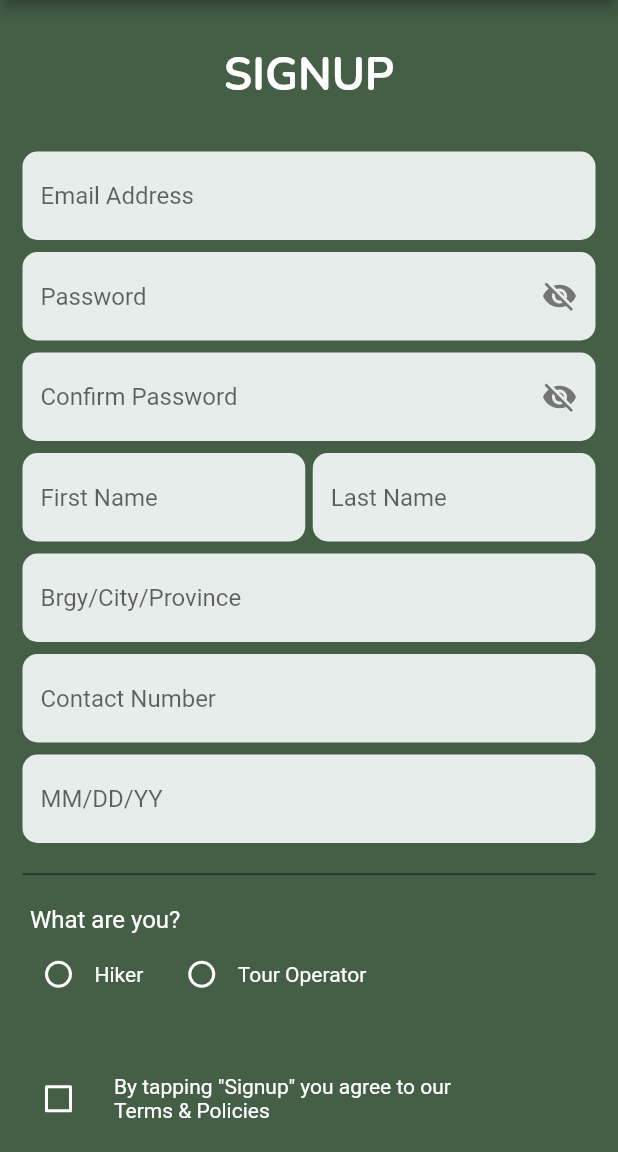
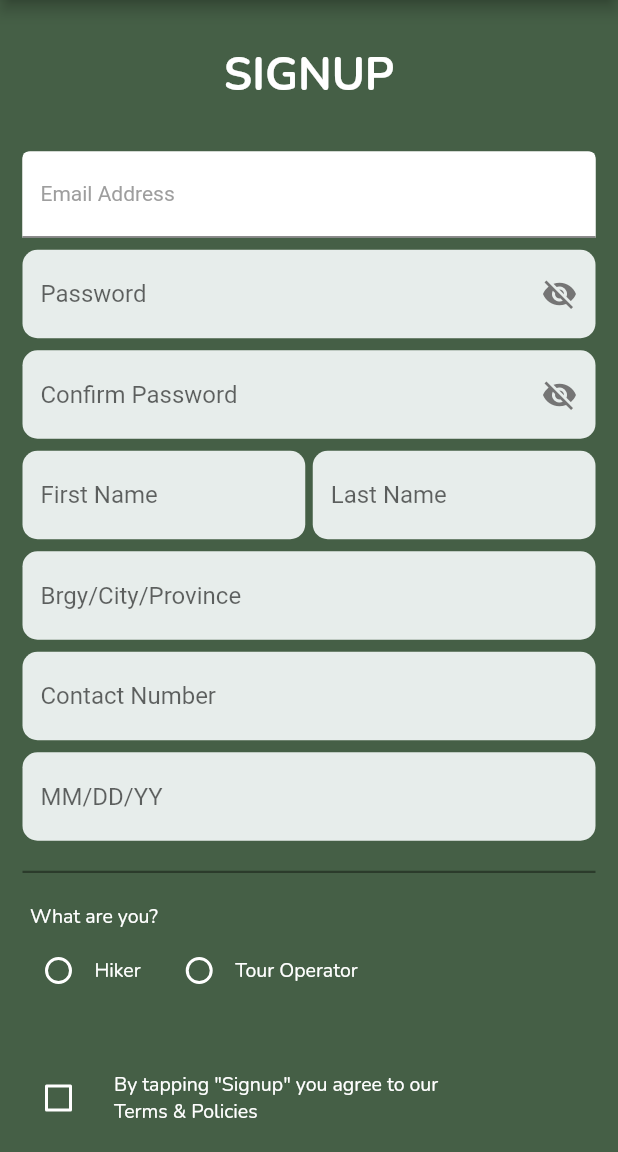
Before and after one commit to BiscochoChloie/AkyatBukid, a Flutter app: the SignupPage screen opened directly, on a phone screen of 412 x 824 dp, the part 84-1236 px from its top. Run offline on Flutter 3.47's test engine with Material 2 defaults, Android fonts, the light colour scheme and no system bars; our stand-ins replace awesome_dialog, cached_network_image, chat_bubbles, cloud_firestore, datetime_picker_formfield, firebase_auth and 8 more; missing offline and left inert: ntp; accounts and stored records are empty.

Commit message:
Fix. Refactor.

```diff
--- a/lib/signup.dart
+++ b/lib/signup.dart
@@ -1,4 +1,5 @@
 import 'package:akyatbukid/constant/labels.dart';
+import 'package:akyatbukid/widgets/authtextformfield_widget.dart';
 import 'package:akyatbukid/widgets/text_widget.dart';
 import 'package:cloud_firestore/cloud_firestore.dart';
 import 'package:flutter/material.dart';
@@ -148,23 +149,8 @@ class SignupPageState extends State<SignupPage> {
                                     fontWeight: FontWeight.bold,
                                     color: Colors.white),
                               ),
-                              TextFormField(
-                                validator: (value) {
-                                  if (value!.isEmpty) {
-                                    return 'Email is Required';
-                                  } else if (emailExp.hasMatch(value) ==
-                                      false) {
-                                    return 'Invalid Email';
-                                  }
-
-                                  return null;
-                                },
-                                keyboardType: TextInputType.emailAddress,
-                                decoration: txtDecoration('Email Address'),
-                                onChanged: (value) {
-                                  _email = value;
-                                },
-                              ),
+                              const AuthTextFormFieldWidget(
+                                  label: 'Email Address'),
                               const SizedBox(height: 8.0),
                               TextFormField(
                                 validator: (value) {
@@ -338,11 +324,9 @@ class SignupPageState extends State<SignupPage> {
                               Container(
                                 alignment: Alignment.topLeft,
                                 padding: const EdgeInsets.fromLTRB(5, 0, 0, 3),
-                                child: const Text(
-                                  'What are you? ',
-                                  style: TextStyle(
-                                      fontSize: 16, color: Colors.white),
-                                ),
+                                child: const TextWidget(
+                                    text: 'What are you? ',
+                                    color: Colors.white),
                               ),
                               Container(
                                 alignment: Alignment.topLeft,
@@ -358,10 +342,8 @@ class SignupPageState extends State<SignupPage> {
                                         });
                                       },
                                     ),
-                                    const Text(
-                                      'Hiker',
-                                      style: TextStyle(color: Colors.white),
-                                    )
+                                    const TextWidget(
+                                        text: 'Hiker', color: Colors.white)
                                   ]),
                                   const SizedBox(width: 15.0),
                                   Row(children: [
@@ -375,10 +357,9 @@ class SignupPageState extends State<SignupPage> {
                                         });
                                       },
                                     ),
-                                    const Text(
-                                      'Tour Operator',
-                                      style: TextStyle(color: Colors.white),
-                                    ),
+                                    const TextWidget(
+                                        text: 'Tour Operator',
+                                        color: Colors.white),
                                     // Text('$_usertype', style: TextStyle(fontSize: 23),)
                                   ]),
                                 ]),
@@ -448,11 +429,10 @@ class SignupPageState extends State<SignupPage> {
                                               .termsAndConditionDescription,
                                         ).show();
                                       },
-                                      child: const Text(
-                                        'By tapping "Signup" you agree to our \nTerms & Policies',
-                                        style: TextStyle(
-                                            fontSize: 14, color: Colors.white),
-                                      ),
+                                      child: const TextWidget(
+                                          text:
+                                              'By tapping "Signup" you agree to our \nTerms & Policies',
+                                          color: Colors.white),
                                     ),
                                   ),
                                 ],
--- a/lib/widgets/authtextformfield_widget.dart
+++ b/lib/widgets/authtextformfield_widget.dart
@@ -1,11 +1,11 @@
-// import 'package:coamplifi/utils/constants/colors.dart';
+import 'package:akyatbukid/constant/colors.dart';
 import 'package:flutter/material.dart';
-// // ignore: depend_on_referenced_packages
-// import 'package:google_fonts/google_fonts.dart';
+// ignore: depend_on_referenced_packages
+import 'package:google_fonts/google_fonts.dart';
 
-class TextFormFieldWidget extends StatelessWidget {
+class AuthTextFormFieldWidget extends StatelessWidget {
   final String label;
-  // final Color colorFill;
+  final Color colorFill;
   final double radius;
   final bool isObscure;
   final Widget? suffixIcon;
@@ -19,11 +19,12 @@ class TextFormFieldWidget extends StatelessWidget {
   final bool? enabled;
   final TextEditingController? emailController;
   final double borderRadius;
+  final TextInputType? keyboardType;
 
   final void Function(String)? onChanged;
 
-  const TextFormFieldWidget({
-    super.key,
+  const AuthTextFormFieldWidget(
+      {super.key,
       required this.label,
       this.emailController,
       this.borderRadius = 5,
@@ -37,23 +38,23 @@ class TextFormFieldWidget extends StatelessWidget {
       this.radius = 10,
       this.floatingLabelBehavior,
       this.suffixIcon,
-    // this.colorFill = CustomColors.lightGrey,
+      this.colorFill = Colors.white,
       this.isObscure = false,
       this.textFieldController,
-  });
+      this.keyboardType});
 
   @override
   Widget build(BuildContext context) {
-    return Padding(
-      padding: const EdgeInsets.fromLTRB(20, 10, 20, 10),
-      child: Container(
+    // final emailExp =
+    //     RegExp(r'(^[a-zA-Z0-9_.+-]+@[a-zA-Z0-9-]+\.[a-zA-Z0-9-.]+$)');
+    return Container(
       decoration: BoxDecoration(
           color: Colors.white,
           borderRadius: BorderRadius.only(
               topLeft: Radius.circular(borderRadius),
               topRight: Radius.circular(borderRadius))),
-        width: 300,
       child: TextFormField(
+        keyboardType: TextInputType.text,
         maxLines: maxLines,
         obscureText: isObscure,
         controller: textFieldController,
@@ -64,24 +65,25 @@ class TextFormFieldWidget extends StatelessWidget {
           if (value == null || value.isEmpty) {
             return '$label is required';
           }
+          // else if (emailExp.hasMatch(value) == false) {
+          //   return 'Invalid Email';
+          // }
 
           return null;
         },
         decoration: InputDecoration(
           errorStyle: const TextStyle(color: Colors.red),
           hintText: hintText,
-            // floatingLabelStyle:
-                // GoogleFonts.poppins(color: CustomColors.primary),
-            // hintStyle: const TextStyle(color: Colors.black),
+          floatingLabelStyle: GoogleFonts.poppins(color: CustomColors.primary),
+          hintStyle: const TextStyle(color: Colors.black),
           suffixIcon: suffixIcon,
-            // fillColor: colorFill,
+          fillColor: colorFill,
           filled: true,
           labelText: label,
           floatingLabelBehavior: floatingLabelBehavior,
           labelStyle: TextStyle(
-              // color: CustomColors.solidGrey,
+            color: Colors.grey,
             fontSize: labelfontSize,
-            ),
           ),
         ),
       ),
--- a/lib/widgets/text_widget.dart
+++ b/lib/widgets/text_widget.dart
@@ -20,7 +20,7 @@ class TextWidget extends StatelessWidget {
     this.onTap,
     this.overflow,
     this.color = Colors.black,
-    this.fontSize = 12,
+    this.fontSize = 13,
     required this.text,
     this.decoration,
   });
```
Lines whose indentation alone changed are shown as unchanged.
